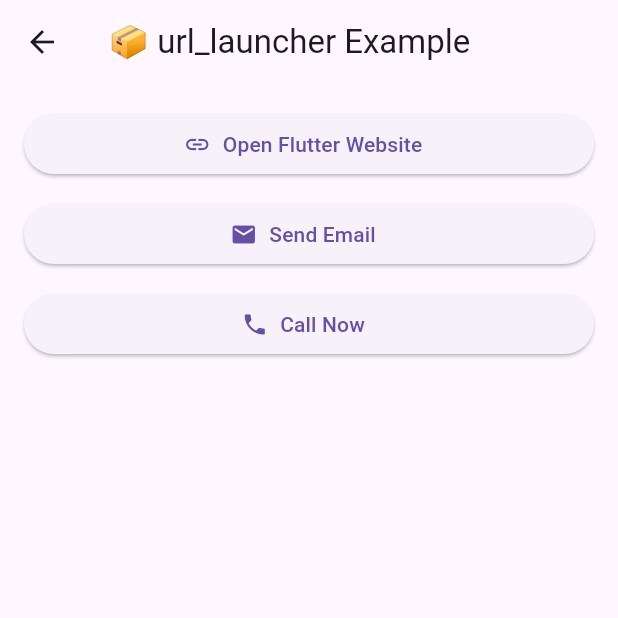
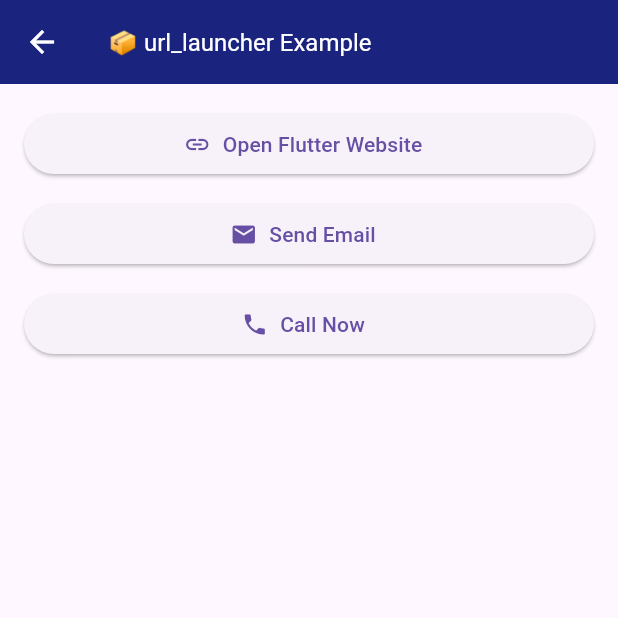
Before and after one commit to Shehryar-dev/useful_packages, a Flutter app: the UrlLauncherExample screen opened directly, on a phone screen of 412 x 824 dp, the top half of it. Run offline on Flutter 3.47's test engine with Material 3 defaults, Android fonts, the phone set to English and light mode, and no system bars; our stand-ins replace animate_do, animated_list_plus, device_info_plus, device_preview, fl_chart, flutter_animate and 8 more; missing offline and left inert: chart_it, feedback, flutter_animation_plus.

Commit message:
Code update

```diff
--- a/lib/packages/17_url_launcher/url_launcher.dart
+++ b/lib/packages/17_url_launcher/url_launcher.dart
@@ -7,7 +7,9 @@
   @override
   Widget build(BuildContext context) {
     return Scaffold(
-      appBar: AppBar(title: const Text('📦 url_launcher Example')),
+      appBar: AppBar(title: const Text('📦 url_launcher Example', style: TextStyle(fontSize: 16, color: Colors.white),),
+        iconTheme: IconThemeData(color: Colors.white),
+        backgroundColor: Colors.indigo.shade900,),
       body: Padding(
         padding: const EdgeInsets.all(16.0),
         child: Column(
```
